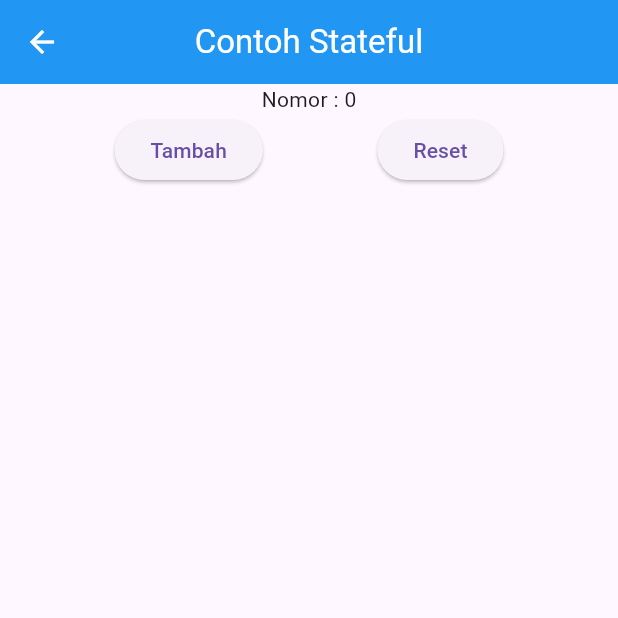
After one commit to adejui/mobile-programming, a Flutter app: the ContohStateful screen opened directly, after a tap on "Tambah", after a tap on "Reset", on a phone screen of 412 x 824 dp, the top half of it. The commit adds this screen. Run offline on Flutter 3.47's test engine with Material 3 defaults, Android fonts, the phone set to English and light mode, and no system bars.

Commit message:
completed week 6

```diff
--- /dev/null
+++ b/lib/contoh_stateful.dart
@@ -0,0 +1,48 @@
+import 'package:flutter/material.dart';
+
+class ContohStateful extends StatefulWidget {
+  const ContohStateful({super.key});
+
+  @override
+  State<ContohStateful> createState() => _ContohStatefulState();
+}
+
+class _ContohStatefulState extends State<ContohStateful> {
+  int counter = 0;
+
+  @override
+  Widget build(BuildContext context) {
+    return Scaffold(
+      appBar: AppBar(
+        title: Text("Contoh Stateful"),
+        backgroundColor: Colors.blue,
+        centerTitle: true,
+        foregroundColor: Colors.white,
+      ),
+      body: Column(
+        children: [
+          Text("Nomor : ${counter}"),
+          Row(
+            mainAxisAlignment: MainAxisAlignment.spaceEvenly,
+            children: [
+              ElevatedButton(
+                onPressed:
+                    () => setState(() {
+                      counter++;
+                    }),
+                child: Text("Tambah"),
+              ),
+              ElevatedButton(
+                onPressed:
+                    () => setState(() {
+                      counter = 0;
+                    }),
+                child: Text("Reset"),
+              ),
+            ],
+          ),
+        ],
+      ),
+    );
+  }
+}
--- /dev/null
+++ b/lib/contoh_stateless.dart
@@ -0,0 +1,29 @@
+import 'package:flutter/material.dart';
+
+class ContohStateless extends StatelessWidget {
+  int counter = 0;
+  @override
+  Widget build(BuildContext context) {
+    return Scaffold(
+      appBar: AppBar(title: Text("Contoh Stateless")),
+
+      body: Column(
+        children: [
+          Text("Nomor : ${counter}"),
+          Row(
+            mainAxisAlignment: MainAxisAlignment.spaceEvenly,
+            children: [
+              ElevatedButton(onPressed: () => counter++, child: Text("Tambah")),
+
+              ElevatedButton(
+                onPressed: () => counter = 0,
+
+                child: Text("Reset"),
+              ),
+            ],
+          ),
+        ],
+      ),
+    );
+  }
+}
--- a/lib/main.dart
+++ b/lib/main.dart
@@ -1,6 +1,7 @@
 import 'package:flutter/material.dart';
 import 'package:latihan_flutter1/baris_kolom.dart';
 import 'package:latihan_flutter1/column_widget.dart';
+import 'package:latihan_flutter1/contoh_stateful.dart';
 import 'package:latihan_flutter1/halaman_pertama.dart';
 import 'package:latihan_flutter1/hello_world.dart';
 import 'package:latihan_flutter1/parsing.dart';
@@ -16,7 +17,7 @@ class MyApp extends StatelessWidget {
     return MaterialApp(
       debugShowCheckedModeBanner: false,
       title: 'Latihan Flutter',
-      home: Parsing(),
+      home: HelloWorld(),
     );
   }
 }
```
